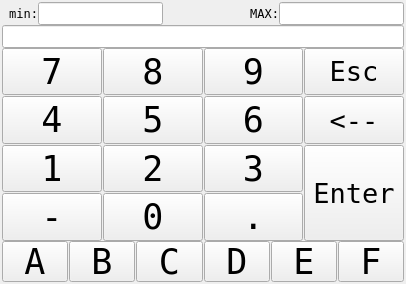
MECTsrl/mect_plugins, file qt_library/ATCMinputdialog/numpad.ui: the form before one commit.
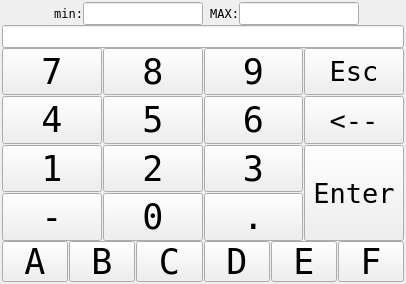
The form after the commit.

Commit message: review numpad layout

Diff of the .ui file:
```diff
--- a/qt_library/ATCMinputdialog/numpad.ui
+++ b/qt_library/ATCMinputdialog/numpad.ui
@@ -30,6 +30,19 @@
    </property>
    <item>
     <layout class="QHBoxLayout" name="horizontalLayout">
+     <item>
+      <spacer name="horizontalSpacer">
+       <property name="orientation">
+        <enum>Qt::Horizontal</enum>
+       </property>
+       <property name="sizeHint" stdset="0">
+        <size>
+         <width>40</width>
+         <height>20</height>
+        </size>
+       </property>
+      </spacer>
+     </item>
      <item>
       <widget class="QLabel" name="labelMin">
        <property name="sizePolicy">
@@ -38,6 +51,12 @@
          <verstretch>0</verstretch>
         </sizepolicy>
        </property>
+       <property name="minimumSize">
+        <size>
+         <width>36</width>
+         <height>0</height>
+        </size>
+       </property>
        <property name="maximumSize">
         <size>
          <width>36</width>
@@ -76,7 +95,7 @@
        </property>
        <property name="maximumSize">
         <size>
-         <width>180</width>
+         <width>120</width>
          <height>40</height>
         </size>
        </property>
@@ -102,19 +121,6 @@
        </property>
       </widget>
      </item>
-     <item>
-      <spacer name="horizontalSpacer_3">
-       <property name="orientation">
-        <enum>Qt::Horizontal</enum>
-       </property>
-       <property name="sizeHint" stdset="0">
-        <size>
-         <width>40</width>
-         <height>20</height>
-        </size>
-       </property>
-      </spacer>
-     </item>
      <item>
       <widget class="QLabel" name="labelMax">
        <property name="sizePolicy">
@@ -123,6 +129,12 @@
          <verstretch>0</verstretch>
         </sizepolicy>
        </property>
+       <property name="minimumSize">
+        <size>
+         <width>36</width>
+         <height>0</height>
+        </size>
+       </property>
        <property name="maximumSize">
         <size>
          <width>36</width>
@@ -161,7 +173,7 @@
        </property>
        <property name="maximumSize">
         <size>
-         <width>180</width>
+         <width>120</width>
          <height>40</height>
         </size>
        </property>
@@ -187,6 +199,19 @@
        </property>
       </widget>
      </item>
+     <item>
+      <spacer name="horizontalSpacer_2">
+       <property name="orientation">
+        <enum>Qt::Horizontal</enum>
+       </property>
+       <property name="sizeHint" stdset="0">
+        <size>
+         <width>40</width>
+         <height>20</height>
+        </size>
+       </property>
+      </spacer>
+     </item>
     </layout>
    </item>
    <item>
```
